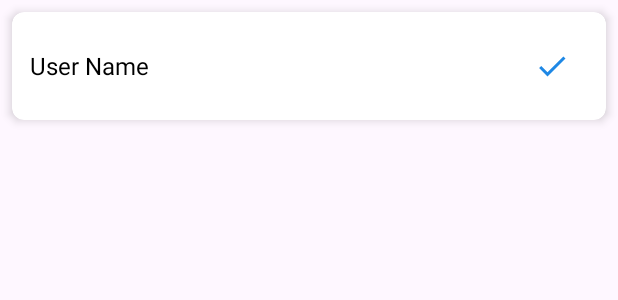
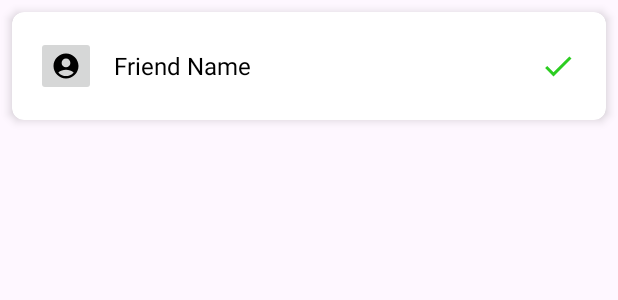
Before and after one commit to melihemrekayaa/MapsApp, an Android app built with Jetpack Compose: the layout item_friend_request.xml on its own in the app's theme, with its tools: preview values and no code run, on a phone screen of 412 x 824 dp. Shown: the top 300 px of the screen. Run offline under Robolectric (Android 15) with nearby library versions, the light colour scheme and no system bars.

Commit message:
remove friend feature added - friend request dialog handled - friends to chat navigated

```diff
--- a/app/src/main/java/com/example/mapsapp/model/User.kt
+++ b/app/src/main/java/com/example/mapsapp/model/User.kt
@@ -7,6 +7,7 @@ data class User(
     val photoUrl: String? = null,
     val friends: List<String> = listOf(), // UID listesi olmalı
     val friendRequests: List<String> = listOf(),
-    val isOnline: Boolean = false
+    val isOnline: Boolean = false,
+    val from : String = ""
 
 )
--- a/app/src/main/res/layout/item_friend_request.xml
+++ b/app/src/main/res/layout/item_friend_request.xml
@@ -1,40 +1,47 @@
 <?xml version="1.0" encoding="utf-8"?>
-<androidx.cardview.widget.CardView
-    xmlns:android="http://schemas.android.com/apk/res/android"
-    xmlns:app="http://schemas.android.com/apk/res-auto"
+<androidx.cardview.widget.CardView xmlns:android="http://schemas.android.com/apk/res/android"
     android:layout_width="match_parent"
     android:layout_height="wrap_content"
-    android:layout_margin="8dp"
+    xmlns:app="http://schemas.android.com/apk/res-auto"
     app:cardCornerRadius="8dp"
-    app:cardElevation="4dp">
+    app:cardElevation="4dp"
+    android:layout_margin="8dp">
 
     <LinearLayout
         android:layout_width="match_parent"
         android:layout_height="wrap_content"
         android:orientation="horizontal"
-        android:padding="12dp">
+        android:padding="16dp"
+        android:gravity="center_vertical">
 
-        <!-- Kullanıcı Adı -->
+        <!-- Profil Resmi -->
+        <ImageButton
+            android:id="@+id/friendRequestProfilePic"
+            android:layout_width="40dp"
+            android:layout_height="40dp"
+            android:scaleType="centerCrop"
+            android:src="@drawable/baseline_account_circle_24" />
+
+        <!-- Arkadaşın İsmi -->
         <TextView
-            android:id="@+id/userName"
-            android:layout_width="0dp"
+            android:id="@+id/friendRequestName"
+            android:layout_width="wrap_content"
             android:layout_height="wrap_content"
+            android:text="Friend Name"
             android:layout_weight="1"
-            android:text="User Name"
             android:textSize="16sp"
             android:textColor="@android:color/black"
-            android:layout_gravity="center_vertical" />
+            android:paddingStart="12dp"
+            android:layout_gravity="center_vertical"/>
+
 
         <!-- Kabul Et Butonu -->
         <ImageButton
-            android:id="@+id/acceptButton"
-            android:layout_width="48dp"
-            android:layout_height="48dp"
-            android:background="?attr/selectableItemBackground"
+            android:id="@+id/acceptFriendRequestButton"
+            android:layout_width="32dp"
+            android:layout_height="32dp"
+            android:src="@drawable/ic_check"
             android:contentDescription="Accept Friend Request"
-            android:padding="8dp"
-            app:srcCompat="@drawable/ic_check"
-            app:tint="@color/primary" />
-
+            android:background="?attr/selectableItemBackground" />
     </LinearLayout>
 </androidx.cardview.widget.CardView>
```
Also changed, not shown: app/src/main/java/com/example/mapsapp/adapter/FriendRequestsAdapter.kt (+23 -13 lines), app/src/main/java/com/example/mapsapp/adapter/FriendsAdapter.kt (+11 -30 lines), app/src/main/java/com/example/mapsapp/repository/AuthRepository.kt (+68 -19 lines), app/src/main/java/com/example/mapsapp/view/ui/ChatFragment.kt (+24 -4 lines), app/src/main/java/com/example/mapsapp/view/ui/ChatInterfaceFragment.kt (+75 -16 lines), app/src/main/java/com/example/mapsapp/viewmodel/ChatInterfaceViewModel.kt (+29 -14 lines), app/src/main/res/drawable/ic_close_red.xml (added, +11 -0 lines), app/src/main/res/layout/item_friend.xml (+19 -9 lines), app/src/main/res/drawable/remove_friend.png (added).
